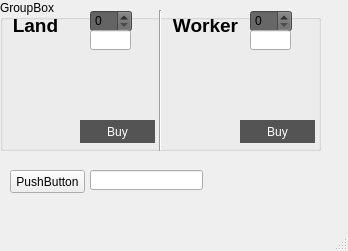
The window that land.ui (SjdHbz/bullshit) describes before a commit, drawn with Qt 5.
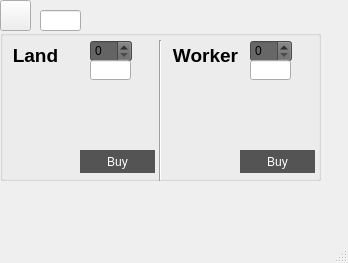
The same window after the commit. Icons and pictures are not drawn.

```diff
--- a/land.ui
+++ b/land.ui
@@ -7,7 +7,7 @@
     <x>0</x>
     <y>0</y>
     <width>348</width>
-    <height>251</height>
+    <height>263</height>
    </rect>
   </property>
   <property name="windowTitle">
@@ -18,13 +18,13 @@
     <property name="geometry">
      <rect>
       <x>0</x>
-      <y>0</y>
+      <y>30</y>
       <width>321</width>
       <height>151</height>
      </rect>
     </property>
     <property name="title">
-     <string>GroupBox</string>
+     <string/>
     </property>
     <widget class="Line" name="line">
      <property name="geometry">
@@ -201,24 +201,27 @@
    <widget class="QLineEdit" name="lineEdit">
     <property name="geometry">
      <rect>
-      <x>90</x>
-      <y>170</y>
-      <width>113</width>
-      <height>20</height>
+      <x>40</x>
+      <y>10</y>
+      <width>41</width>
+      <height>21</height>
      </rect>
     </property>
    </widget>
    <widget class="QPushButton" name="pushButton">
     <property name="geometry">
      <rect>
-      <x>10</x>
-      <y>170</y>
-      <width>75</width>
-      <height>23</height>
+      <x>0</x>
+      <y>0</y>
+      <width>31</width>
+      <height>31</height>
      </rect>
     </property>
+    <property name="styleSheet">
+     <string notr="true">border-image: url(:/new/prefix1/download (1).jpg);</string>
+    </property>
     <property name="text">
-     <string>PushButton</string>
+     <string/>
     </property>
    </widget>
   </widget>
```
Left out of the diff: 4 changed lines with no effect on the pictures.
